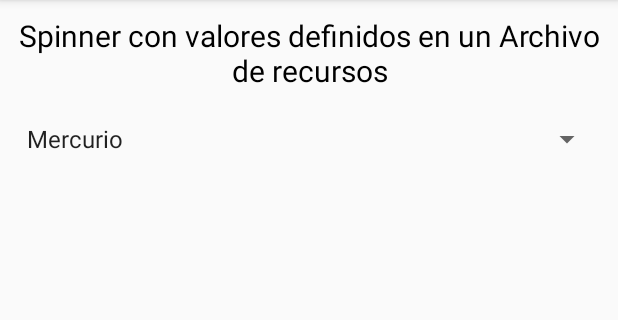
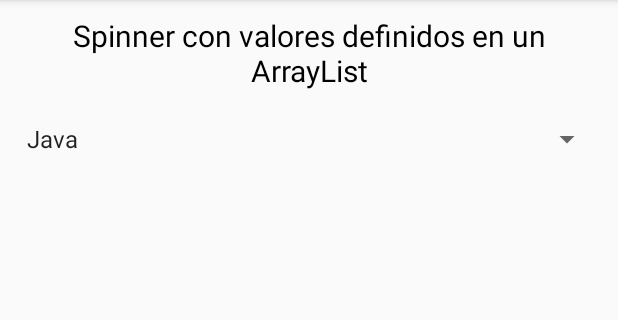
Before and after one commit to jocode/android-remind, an Android app: the screen it shows after launch (MainActivity), on a phone screen of 412 x 824 dp, the part 84-404 px from its top. Run offline under Robolectric (Android 15) with nearby library versions, the phone set to English and light mode, and no system bars.

Commit message:
Spinner con opciones de ArrayList
Otra forma de llenar una lista desplegable, es agregando los valores en
un ArrayList, para ello he creado un ArrayList llamado lenguajes y he
colocado unos valores. Luego de definir el array uso un ArrayAdapter y
le paso por parámetro el contexto, el Diseño y el array para mostrar.

Finalmente aplico el adaptador al Spinner con el método setAdapter();

```diff
--- a/7-Spinner-ResourceFile-XML/app/src/main/java/com/example/a7_spinner_resourcefile_xml/MainActivity.java
+++ b/7-Spinner-ResourceFile-XML/app/src/main/java/com/example/a7_spinner_resourcefile_xml/MainActivity.java
@@ -2,8 +2,11 @@ package com.example.a7_spinner_resourcefile_xml;
 
 import android.support.v7.app.AppCompatActivity;
 import android.os.Bundle;
+import android.widget.Adapter;
 import android.widget.ArrayAdapter;
 import android.widget.Spinner;
+
+import java.util.ArrayList;
 
 public class MainActivity extends AppCompatActivity {
 
@@ -13,14 +16,29 @@ public class MainActivity extends AppCompatActivity {
 
         Spinner spPlanets = (Spinner) findViewById(R.id.spPlanetas);
 
+        ArrayList languages = new ArrayList();
+        languages.add("Java");
+        languages.add("PHP");
+        languages.add("Phyton");
+        languages.add("Kotlin");
+        languages.add("Go");
+        languages.add("JavaScrip");
+        languages.add("C#");
+        languages.add("VB");
+        languages.add("C");
+        languages.add("C++");
+        languages.add("Swift");
+
         //Crear un ArrayAdapter usando el string array y un diseño de spinner por defecto
         ArrayAdapter<CharSequence> adapter = ArrayAdapter.createFromResource(this, R.array.planets_array, android.R.layout.simple_spinner_item);
 
         //Especificar el diseño a utilizar cuando aparezca la lista de opciones
         adapter.setDropDownViewResource(android.R.layout.simple_spinner_dropdown_item);
 
+        ArrayAdapter adapter1 = new ArrayAdapter(this, android.R.layout.simple_spinner_item, languages);
+
         //Aplicar el adaptador al Spinner
-        spPlanets.setAdapter(adapter);
+        spPlanets.setAdapter(adapter1);
 
     }
 }
--- a/7-Spinner-ResourceFile-XML/app/src/main/res/layout/activity_main.xml
+++ b/7-Spinner-ResourceFile-XML/app/src/main/res/layout/activity_main.xml
@@ -8,7 +8,7 @@
         android:layout_width="wrap_content"
         android:layout_height="wrap_content"
         android:gravity="center_horizontal"
-        android:text="Spinner con valores definidos en un Archivo de recursos"
+        android:text="Spinner con valores definidos en un ArrayList"
         android:textSize="20sp"
         android:textColor="#000"
         android:layout_margin="10dp"/>
```
